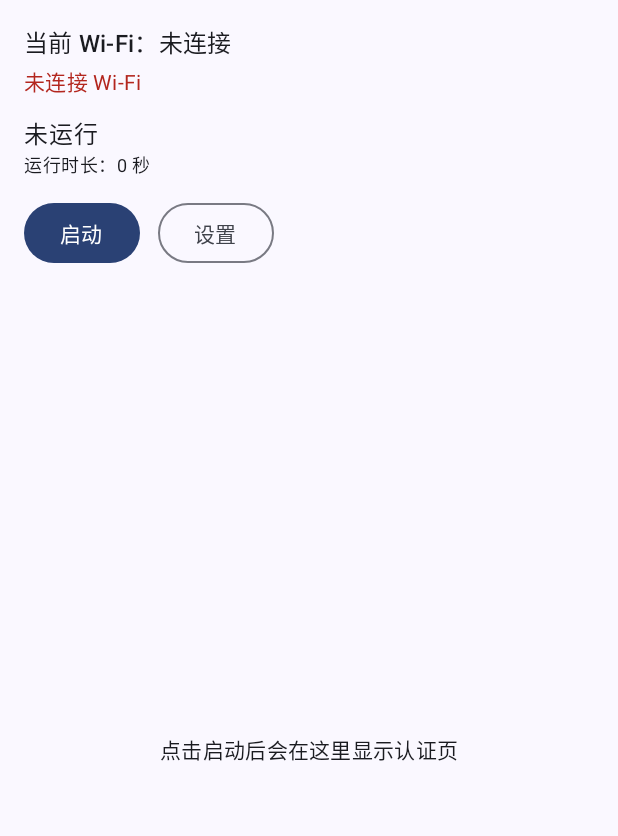
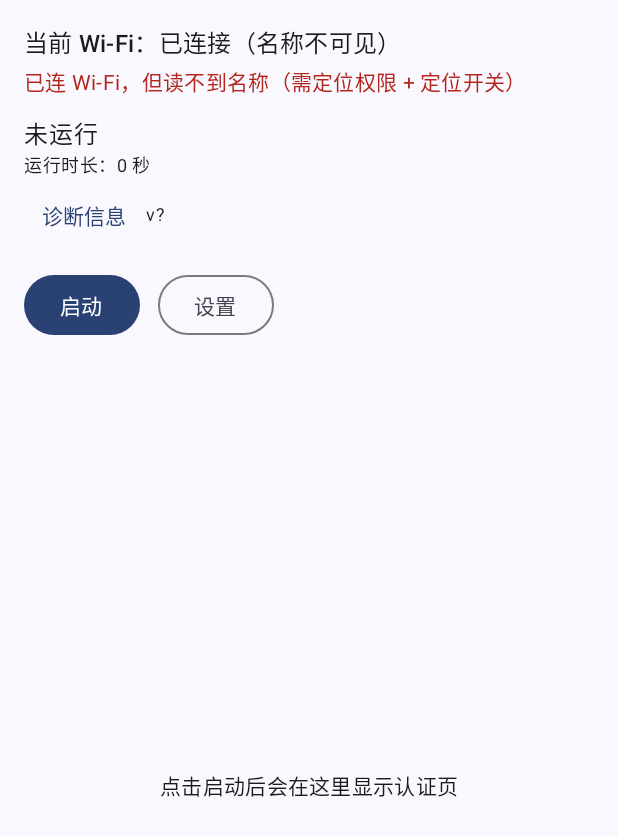
Before and after one commit to arisubluearchive0630-source/Xtu-campusEasyConnect, an Android app built with Jetpack Compose: the screen it shows after launch (MainActivity), on a phone screen of 412 x 824 dp. Shown: the top 836 px of the screen. Run offline under Robolectric (Android 15) with nearby library versions, the phone set to English and light mode, and no system bars; 6 statements that could not run were skipped.

Commit message:
bugfix:修复WiFi显示未知网络的问题 debug:增加了调试信息选项以定位问题

```diff
--- a/app/build.gradle.kts
+++ b/app/build.gradle.kts
@@ -14,8 +14,8 @@ android {
         applicationId = "com.example.android_logininternet"
         minSdk = 28
         targetSdk = 36
-        versionCode = 2
-        versionName = "0.2"
+        versionCode = 3
+        versionName = "0.3"
 
         testInstrumentationRunner = "androidx.test.runner.AndroidJUnitRunner"
     }
--- a/app/src/main/java/com/example/android_logininternet/ui/HomeScreen.kt
+++ b/app/src/main/java/com/example/android_logininternet/ui/HomeScreen.kt
@@ -21,6 +21,7 @@ import androidx.compose.material3.MaterialTheme
 import androidx.compose.material3.OutlinedButton
 import androidx.compose.material3.Scaffold
 import androidx.compose.material3.Text
+import androidx.compose.material3.TextButton
 import androidx.compose.runtime.Composable
 import androidx.compose.runtime.LaunchedEffect
 import androidx.compose.runtime.getValue
@@ -30,6 +31,7 @@ import androidx.compose.runtime.setValue
 import androidx.compose.ui.Alignment
 import androidx.compose.ui.Modifier
 import androidx.compose.ui.platform.LocalContext
+import androidx.compose.ui.text.font.FontFamily
 import androidx.compose.ui.unit.dp
 import kotlinx.coroutines.delay
 import androidx.lifecycle.Lifecycle
@@ -39,12 +41,20 @@ import androidx.lifecycle.viewmodel.compose.viewModel
 import com.example.android_logininternet.portal.PortalWebView
 import com.example.android_logininternet.ui.settings.SettingsDialog
 import com.example.android_logininternet.vm.LoginViewModel
+import com.example.android_logininternet.wifi.WifiSsidReader
 
 @Composable
 fun HomeScreen(vm: LoginViewModel = viewModel()) {
     val state by vm.state.collectAsStateWithLifecycle()
     var showSettings by remember { mutableStateOf(false) }
+    var showDiag by remember { mutableStateOf(false) }
+    var diagText by remember { mutableStateOf("") }
     val context = LocalContext.current
+    val versionName = remember {
+        runCatching {
+            context.packageManager.getPackageInfo(context.packageName, 0).versionName
+        }.getOrNull() ?: "?"
+    }
 
     val permissionLauncher = rememberLauncherForActivityResult(
         ActivityResultContracts.RequestMultiplePermissions()
@@ -126,6 +136,23 @@ fun HomeScreen(vm: LoginViewModel = viewModel()) {
             Spacer(Modifier.height(12.dp))
             Text(text = state.message.ifBlank { "未运行" }, style = MaterialTheme.typography.bodyLarge)
             Text(text = "运行时长：" + state.elapsedSeconds + " 秒", style = MaterialTheme.typography.bodySmall)
+            Row(verticalAlignment = Alignment.CenterVertically) {
+                TextButton(onClick = {
+                    diagText = WifiSsidReader.diagnostics(context)
+                    showDiag = !showDiag
+                }) { Text(if (showDiag) "收起诊断" else "诊断信息") }
+                Text(
+                    text = "v" + versionName,
+                    style = MaterialTheme.typography.bodySmall
+                )
+            }
+            if (showDiag) {
+                Text(
+                    text = diagText,
+                    style = MaterialTheme.typography.bodySmall.copy(fontFamily = FontFamily.Monospace),
+                    modifier = Modifier.fillMaxWidth()
+                )
+            }
             Spacer(Modifier.height(12.dp))
 
             Row(horizontalArrangement = Arrangement.spacedBy(12.dp)) {
--- a/app/src/main/java/com/example/android_logininternet/vm/LoginViewModel.kt
+++ b/app/src/main/java/com/example/android_logininternet/vm/LoginViewModel.kt
@@ -72,7 +72,7 @@ class LoginViewModel(app: Application) : AndroidViewModel(app) {
 
     /** 刷新 Wi-Fi 状态（SSID、是否连着、定位权限）。 */
     fun refreshNetwork() {
-        val st = WifiSsidReader.state(getApplication())
+        val st = runCatching { WifiSsidReader.state(getApplication()) }.getOrNull() ?: return
         _state.update {
             it.copy(
                 ssid = st.ssid,
--- a/app/src/main/java/com/example/android_logininternet/wifi/WifiSsidReader.kt
+++ b/app/src/main/java/com/example/android_logininternet/wifi/WifiSsidReader.kt
@@ -4,6 +4,7 @@ import android.Manifest
 import android.content.Context
 import android.content.pm.PackageManager
 import android.net.ConnectivityManager
+import android.net.Network
 import android.net.NetworkCapabilities
 import android.net.wifi.WifiInfo
 import android.net.wifi.WifiManager
@@ -14,9 +15,9 @@ import androidx.core.content.ContextCompat
 /**
  * 读 Wi-Fi 状态。
  *
- * 注意：SSID 属于位置敏感信息，Android 13+ 即使声明了 NEARBY_WIFI_DEVICES，
- * 没有 ACCESS_FINE_LOCATION 时 getSSID() 也可能返回 "<unknown ssid>"。
- * 所以这里把"是否连着 Wi-Fi"和"拿不拿得到 SSID"分开返回，UI 才能给出准确提示。
+ * SSID 属于位置敏感信息，Android 13+ 即使声明了 NEARBY_WIFI_DEVICES，
+ * 没有 ACCESS_FINE_LOCATION 时 getSSID() 也会返回 "<unknown ssid>"。
+ * 所以"是否连着 Wi-Fi"和"拿不拿得到 SSID"必须分开判断。
  */
 object WifiSsidReader {
 
@@ -37,9 +38,12 @@ object WifiSsidReader {
         val fine = hasPermission(context, Manifest.permission.ACCESS_FINE_LOCATION)
         val nearby = Build.VERSION.SDK_INT < Build.VERSION_CODES.TIRAMISU ||
             hasPermission(context, Manifest.permission.NEARBY_WIFI_DEVICES)
-        val connected = isWifiConnected(context)
-        val ssid = if (connected) readSsid(context) else null
-        Log.i(TAG, "state connected=" + connected + " ssid=" + ssid + " fine=" + fine + " nearby=" + nearby)
+        val connected = runCatching { isWifiConnected(context) }.getOrElse {
+            Log.w(TAG, "isWifiConnected failed", it)
+            false
+        }
+        val ssid = if (connected) runCatching { readSsid(context) }.getOrNull() else null
+        Log.i(TAG, "connected=" + connected + " ssid=" + ssid + " fine=" + fine + " nearby=" + nearby)
         return WifiState(connected, ssid, fine, nearby)
     }
 
@@ -47,31 +51,47 @@ object WifiSsidReader {
 
     fun isCampusNetwork(context: Context): Boolean = state(context).campus
 
+    /** 连着 Wi-Fi 就算连着：先看默认网络，再看系统里所有 Wi-Fi 网络。 */
     private fun isWifiConnected(context: Context): Boolean {
         val cm = context.getSystemService(Context.CONNECTIVITY_SERVICE) as? ConnectivityManager ?: return false
-        val network = cm.activeNetwork ?: return false
-        val caps = cm.getNetworkCapabilities(network) ?: return false
-        return caps.hasTransport(NetworkCapabilities.TRANSPORT_WIFI)
+        val active = cm.activeNetwork
+        val activeCaps = active?.let { cm.getNetworkCapabilities(it) }
+        if (activeCaps?.hasTransport(NetworkCapabilities.TRANSPORT_WIFI) == true) return true
+
+        // 兜底 1：遍历所有网络找 Wi-Fi（有些 ROM 在默认网络是 VPN/蜂窝时 activeNetwork 不是 Wi-Fi）
+        val all = runCatching { cm.allNetworks }.getOrNull()
+        if (all != null) {
+            for (n in all) {
+                val caps = runCatching { cm.getNetworkCapabilities(n) }.getOrNull() ?: continue
+                if (caps.hasTransport(NetworkCapabilities.TRANSPORT_WIFI)) return true
+            }
+        }
+
+        // 兜底 2：看接口名是不是 wlan*
+        val iface = active?.let { runCatching { cm.getLinkProperties(it)?.interfaceName }.getOrNull() }
+        if (iface != null && iface.startsWith("wlan")) return true
+
+        // 兜底 3：WifiManager 的连接信息
+        val info = runCatching { wifiInfo(context) }.getOrNull()
+        if (info != null && info.networkId != -1) return true
+        return false
     }
 
-    private fun readSsid(context: Context): String? {
-        // 1) Android 12+ 从 NetworkCapabilities 里取
+    private fun wifiInfo(context: Context): WifiInfo? {
         if (Build.VERSION.SDK_INT >= Build.VERSION_CODES.S) {
             val cm = context.getSystemService(Context.CONNECTIVITY_SERVICE) as? ConnectivityManager
             val caps = cm?.activeNetwork?.let { cm.getNetworkCapabilities(it) }
             val info = caps?.transportInfo as? WifiInfo
-            val ssid = normalize(info?.ssid)
-            if (ssid != null) return ssid
+            if (info != null) return info
         }
-        // 2) 退回 WifiManager（各版本都能试，失败就吞掉）
-        return try {
-            val wm = context.applicationContext.getSystemService(Context.WIFI_SERVICE) as? WifiManager
-            @Suppress("DEPRECATION")
-            normalize(wm?.connectionInfo?.ssid)
-        } catch (t: Throwable) {
-            Log.w(TAG, "connectionInfo failed", t)
-            null
-        }
+        val wm = context.applicationContext.getSystemService(Context.WIFI_SERVICE) as? WifiManager
+        @Suppress("DEPRECATION")
+        return wm?.connectionInfo
+    }
+
+    private fun readSsid(context: Context): String? {
+        val info = runCatching { wifiInfo(context) }.getOrNull()
+        return normalize(info?.ssid)
     }
 
     private fun normalize(raw: String?): String? {
@@ -85,4 +105,34 @@ object WifiSsidReader {
 
     private fun hasPermission(context: Context, permission: String): Boolean =
         ContextCompat.checkSelfPermission(context, permission) == PackageManager.PERMISSION_GRANTED
+
+    /** 给界面用的原始诊断信息，方便用户截图反馈。 */
+    fun diagnostics(context: Context): String {
+        val sb = StringBuilder()
+        val cm = context.getSystemService(Context.CONNECTIVITY_SERVICE) as? ConnectivityManager
+        sb.appendLine("SDK " + Build.VERSION.SDK_INT + " / " + Build.MANUFACTURER + " " + Build.MODEL)
+        sb.appendLine("FINE_LOCATION " + hasPermission(context, Manifest.permission.ACCESS_FINE_LOCATION))
+        sb.appendLine("NEARBY_WIFI " + hasPermission(context, Manifest.permission.NEARBY_WIFI_DEVICES))
+        sb.appendLine("activeNetwork " + (cm?.activeNetwork?.toString() ?: "null"))
+        val caps = cm?.activeNetwork?.let { cm.getNetworkCapabilities(it) }
+        sb.appendLine("transports " + if (caps == null) "null" else
+            listOfNotNull(
+                "WIFI".takeIf { caps.hasTransport(NetworkCapabilities.TRANSPORT_WIFI) },
+                "CELLULAR".takeIf { caps.hasTransport(NetworkCapabilities.TRANSPORT_CELLULAR) },
+                "VPN".takeIf { caps.hasTransport(NetworkCapabilities.TRANSPORT_VPN) },
+                "ETHERNET".takeIf { caps.hasTransport(NetworkCapabilities.TRANSPORT_ETHERNET) }
+            ).joinToString(",").ifEmpty { "none" })
+        sb.appendLine("iface " + runCatching {
+            cm?.activeNetwork?.let { cm.getLinkProperties(it)?.interfaceName }
+        }.getOrNull())
+        sb.appendLine("netCount " + runCatching { cm?.allNetworks?.size }.getOrNull())
+        val info = runCatching { wifiInfo(context) }.getOrNull()
+        sb.appendLine("wifiInfo " + (if (info == null) "null" else "networkId=" + info.networkId + " ssid=" + info.ssid))
+        sb.appendLine("wifiEnabled " + runCatching {
+            (context.applicationContext.getSystemService(Context.WIFI_SERVICE) as? WifiManager)?.isWifiEnabled
+        }.getOrNull())
+        sb.appendLine("connected " + runCatching { isWifiConnected(context) }.getOrElse { "err:" + it })
+        sb.appendLine("ssid " + currentSsid(context))
+        return sb.toString()
+    }
 }
```
